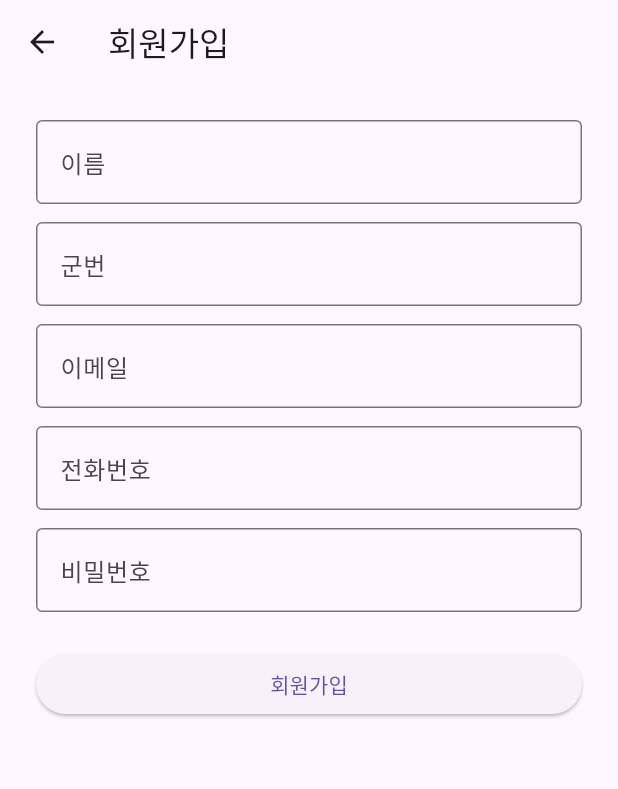
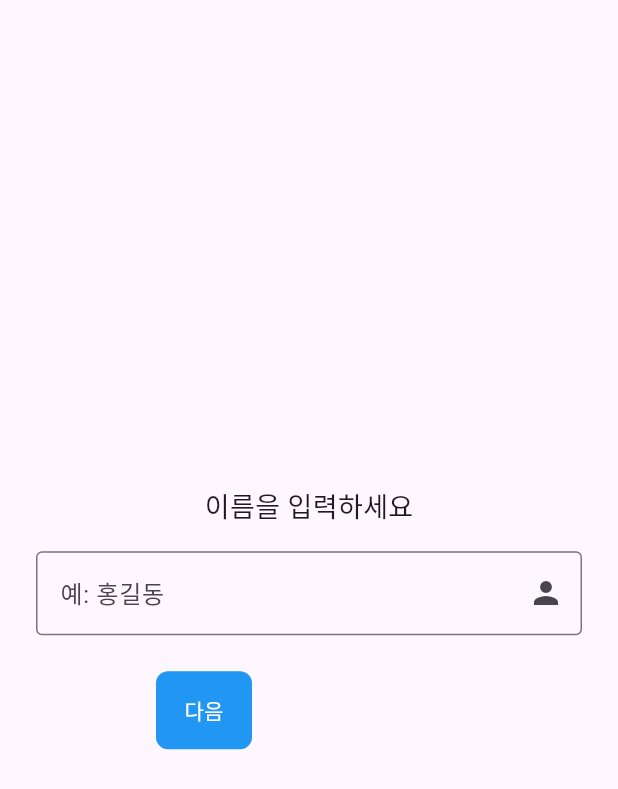
Before and after one commit to kangkum4156/RakaF, a Flutter app: the Signup screen opened directly, on a phone screen of 412 x 824 dp. Shown: the top 789 px of the screen. Run offline on Flutter 3.47's test engine with Material 3 defaults, Android fonts, the phone set to English and light mode, and no system bars; our stand-ins replace cloud_firestore, firebase_auth, firebase_core; accounts and stored records are empty.

Commit message:
Sequential signup UI implemented

```diff
--- a/lib/login/signup.dart
+++ b/lib/login/signup.dart
@@ -1,8 +1,9 @@
 import 'package:flutter/material.dart';
-import 'package:rokafirst/login/signin.dart';
+import 'package:cloud_firestore/cloud_firestore.dart';
+import 'package:firebase_auth/firebase_auth.dart';
 import 'package:rokafirst/service/firebase_login_service.dart';
 
-
+// 회원가입 화면
 class Signup extends StatefulWidget {
   const Signup({super.key});
 
@@ -11,25 +12,107 @@ class Signup extends StatefulWidget {
 }
 
 class _SignupState extends State<Signup> {
+  int tab = 0; // 현재 단계 (0: 이름 → 1: 군번 → 2: 이메일 → 3: 비밀번호)
+
+  // 각 단계의 입력을 저장할 TextEditingController들
   final TextEditingController _nameController = TextEditingController();
   final TextEditingController _serviceNumberController = TextEditingController();
-  final TextEditingController _phoneController = TextEditingController();
   final TextEditingController _emailController = TextEditingController();
   final TextEditingController _passwordController = TextEditingController();
+  final TextEditingController _phoneController = TextEditingController();
 
-  void _register() async {
+  // 다음 버튼 눌렀을 때 실행될 함수
+  void _goNext() async {
+    if (tab < 4) {
+      // 아직 마지막 단계가 아니면 다음 단계로 이동
+      setState(() {
+        tab++;
+      });
+    } else {
+      // Firebase 연동: 회원가입 정보 저장
       await registerToFirestore(
         name: _nameController.text.trim(),
         studentId: _serviceNumberController.text.trim(),
+        email: _emailController.text.trim(),
+        password: _passwordController.text.trim(), // auth에만 사용되고 store에 저장은 안함
         phone: _phoneController.text.trim(),
-      email: _emailController.text.trim(),
-      password: _passwordController.text.trim(),
       );
-    print("회원가입 성공! LoginScreen으로 이동");
+      Navigator.push(
+        context,
+        MaterialPageRoute(
+          builder: (context) => Scaffold(
+            body: Center(
+              child: Text('승인 대기중입니다. 관리자 승인 후 로그인할 수 있습니다.'),
+            ),
+          ),
+        ),
+      );
+    }
+  }
 
-    Navigator.pushReplacement(
-      context,
-      MaterialPageRoute(builder: (context) => LoginScreen()),
+  void _goBack() {
+    if (tab > 0) {
+      setState(() {
+        tab--;
+      });
+    }
+  }
+
+  @override
+  Widget build(BuildContext context) {
+    // 단계(tab)에 따라 입력창 텍스트, 설명, 컨트롤러 선택
+    late final String description;
+    late final String labelText;
+    late final TextEditingController controller;
+    late final Icon icon;
+
+    switch (tab) {
+      case 0:
+        description = '이름을 입력하세요';
+        labelText = '예: 홍길동';
+        controller = _nameController;
+        icon = const Icon(Icons.person);
+        break;
+      case 1:
+        description = '군번을 입력하세요';
+        labelText = '예: 20231234';
+        controller = _serviceNumberController;
+        icon = const Icon(Icons.badge);
+        break;
+      case 2:
+        description = '이메일을 입력하세요';
+        labelText = '예: example@domain.com';
+        controller = _emailController;
+        icon = const Icon(Icons.email);
+        break;
+      case 3:
+        description = '전화번호를 입력하세요';
+        labelText = '예: 01011112222';
+        controller = _phoneController;
+        icon = const Icon(Icons.phone);
+        break;
+      case 4:
+        description = '비밀번호를 입력하세요';
+        labelText = '6자 이상';
+        controller = _passwordController;
+        icon = const Icon(Icons.lock);
+        break;
+    }
+
+    return Scaffold(
+      body: Padding(
+        padding: const EdgeInsets.all(24),
+        child: SignupInput(
+          description: description,
+          labelText: labelText,
+          controller: controller,
+          icon: icon,
+          obscureText: tab == 4,
+          onNext: _goNext,
+          onBack: _goBack,
+          showBackButton: tab > 0,
+        ),
+      ),
     );
   }
 
@@ -37,56 +120,91 @@ class _SignupState extends State<Signup> {
   void dispose() {
     _nameController.dispose();
     _serviceNumberController.dispose();
-    _phoneController.dispose();
     _emailController.dispose();
     _passwordController.dispose();
     super.dispose();
   }
+}
+
+// 재사용 가능한 입력 위젯
+class SignupInput extends StatelessWidget {
+  final String description;                    // 상단 안내 문구
+  final String labelText;                      // TextField 힌트 텍스트
+  final TextEditingController controller;      // 연결된 입력 컨트롤러
+  final Icon icon;                             // TextField 우측 아이콘
+  final VoidCallback onBack;                   // 이전 버튼 클릭 시 호출될 함수
+  final VoidCallback onNext;                   // 다음 버튼 클릭 시 호출될 함수
+  final bool showBackButton;                   // 이전 버튼 표시 여부
+  final bool obscureText;                      // 텍스트 숨김 여부 (비밀번호용)
+
+  const SignupInput({
+    super.key,
+    required this.description,
+    required this.labelText,
+    required this.controller,
+    required this.icon,
+    required this.onNext,
+    required this.onBack,
+    required this.showBackButton,
+    this.obscureText = false,
+  });
 
   @override
   Widget build(BuildContext context) {
-    return Scaffold(
-      appBar: AppBar(title: Text("회원가입")),
-      body: Padding(
-        padding: const EdgeInsets.all(24),
+    return Center(
       child: Column(
+        mainAxisSize: MainAxisSize.min, // 화면 중앙에 컴팩트하게 정렬
         children: [
+          Text(description, style: const TextStyle(fontSize: 18)),
+          const SizedBox(height: 16),
+          // 사용자 입력 필드
           TextField(
-              controller: _nameController,
-              decoration: InputDecoration(labelText: "이름", border: OutlineInputBorder()),
+            controller: controller,
+            obscureText: obscureText,
+            decoration: InputDecoration(
+              labelText: labelText,
+              border: const OutlineInputBorder(),
+              suffixIcon: icon,
             ),
-            SizedBox(height: 12),
-            TextField(
-              controller: _serviceNumberController,
-              decoration: InputDecoration(labelText: "군번", border: OutlineInputBorder()),
           ),
-            SizedBox(height: 12),
-            TextField(
-              controller: _emailController,
-              decoration: InputDecoration(labelText: "이메일", border: OutlineInputBorder()),
-            ),
-            SizedBox(height: 12),
-            TextField(
-              controller: _phoneController,
-              decoration: InputDecoration(labelText: "전화번호", border: OutlineInputBorder()),
-            ),
-            SizedBox(height: 12),
-            TextField(
-              controller: _passwordController,
-              obscureText: true,
-              decoration: InputDecoration(labelText: "비밀번호", border: OutlineInputBorder()),
-            ),
-            SizedBox(height: 24),
+          const SizedBox(height: 24),
+          // 이전/다음 버튼 영역
           SizedBox(
             width: double.infinity,
-              child: ElevatedButton(
-                onPressed: _register,
-                child: Text("회원가입"),
+            child: Row(
+              children: [
+                if (showBackButton)
+                  TextButton(
+                    onPressed: onBack,
+                    style: TextButton.styleFrom(
+                      backgroundColor: Colors.blue,
+                      foregroundColor: Colors.white,
+                      padding: const EdgeInsets.symmetric(vertical: 16),
+                      shape: RoundedRectangleBorder(
+                        borderRadius: BorderRadius.circular(8),
+                      ),
+                    ),
+                    child: const Text("이전"),
+                  )
+                else
+                  const SizedBox(width: 80),
+                TextButton(
+                  onPressed: onNext,
+                  style: TextButton.styleFrom(
+                    backgroundColor: Colors.blue,
+                    foregroundColor: Colors.white,
+                    padding: const EdgeInsets.symmetric(vertical: 16),
+                    shape: RoundedRectangleBorder(
+                      borderRadius: BorderRadius.circular(8),
+                    ),
+                  ),
+                  child: const Text("다음"),
+                ),
+              ],
             ),
           ),
         ],
       ),
-      ),
     );
   }
 }
```
Lines whose indentation alone changed are shown as unchanged.
